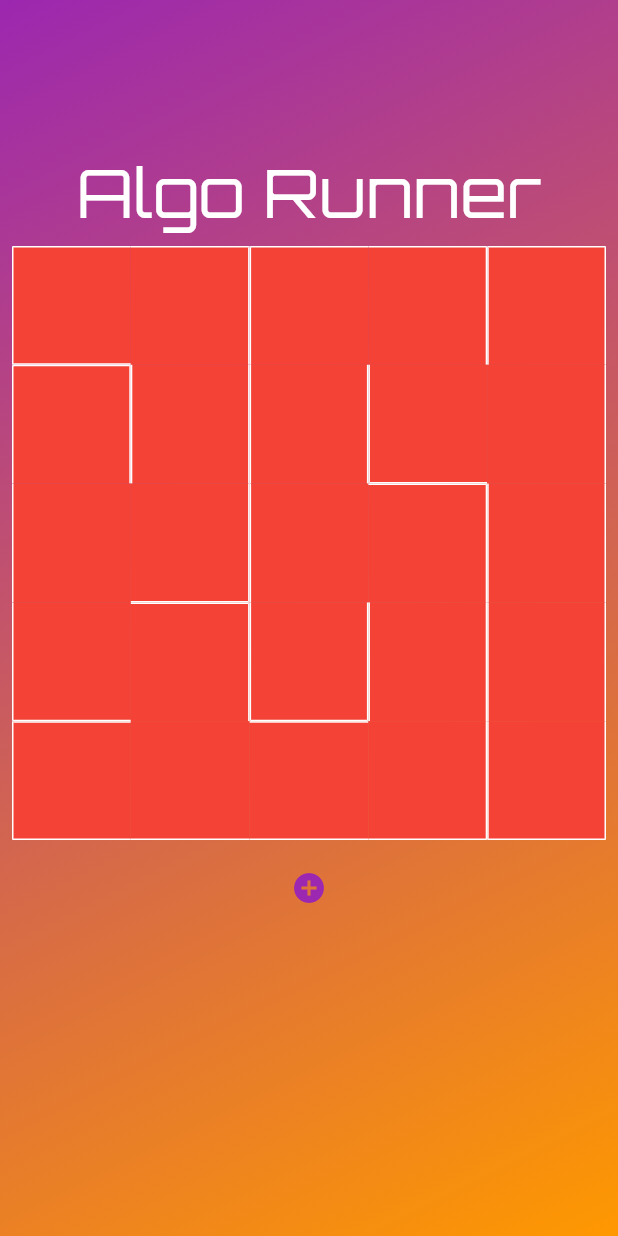
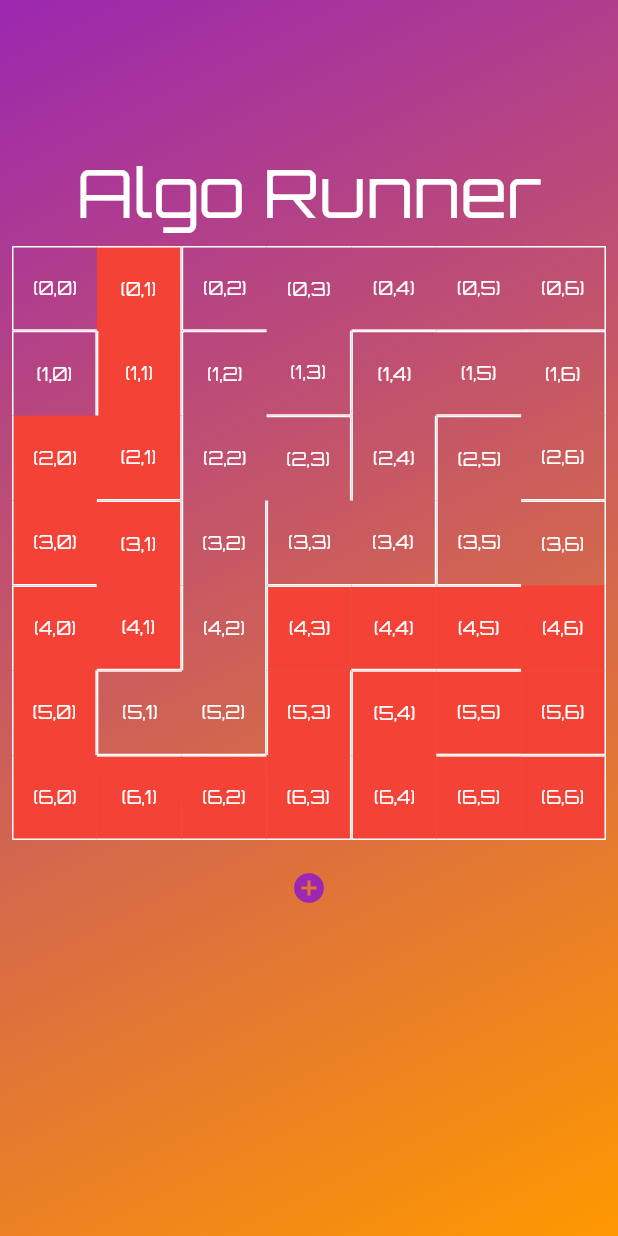
Before and after one commit to WaseekSenju/maze_flutter, a Flutter app: the screen it shows after launch, after a tap on the "add circle" icon, on a phone screen of 412 x 824 dp. Run offline on Flutter 3.47's test engine with Material 2 defaults, Android fonts, the phone set to English and light mode, and no system bars; our stand-ins replace equatable, google_fonts.

Commit message:
dfs bug not fixed

```diff
--- a/lib/maze_painter.dart
+++ b/lib/maze_painter.dart
@@ -138,10 +138,27 @@ class MazePainter {
       }
     }
 
-
     while (cells.last.last.visited != true) {
       Cell current = stack.pop();
       //-------Bottom
+
+      // if (current.bottomWall == true &&
+      //     !cells[current.row + 1][current.col].visited &&
+      //     current.rightWall == true &&
+      //     !cells[current.row][current.col + 1].visited &&
+      //     current.topWall == true &&
+      //     !cells[current.row - 1][current.col].visited &&
+      //     current.leftWall == false &&
+      //     !cells[current.row][current.col - 1].visited) {
+      //   stack.pop();
+      //   dev.log('This is the phada node');
+      //   dev.log(
+      //     '(${current.row},${current.col})',
+      //   );
+      //   dev.log(
+      //     'N:${current.topWall},W:${current.leftWall},S:${current.bottomWall},E:${current.rightWall}',
+      //   );
+      // }
       if (current.bottomWall == false &&
           !cells[current.row + 1][current.col].visited) {
         stack.push(cells[current.row + 1][current.col]);
@@ -170,6 +187,7 @@ class MazePainter {
           !cells[current.row - 1][current.col].visited) {
         stack.push(cells[current.row - 1][current.col]);
         cells[current.row - 1][current.col].visited = true;
+        dev.log('This is the phada node');
         dev.log(
           '(${current.row},${current.col})',
         );
@@ -188,11 +206,16 @@ class MazePainter {
         dev.log(
           'N:${current.topWall},W:${current.leftWall},S:${current.bottomWall},E:${current.rightWall}',
         );
+      } else {
+        stack.pop();
+        dev.log(
+          '(${current.row},${current.col})',
+        );
+        dev.log(
+          'N:${current.topWall},W:${current.leftWall},S:${current.bottomWall},E:${current.rightWall}',
+        );
       }
-
-
     }
-
   }
 
   Cell? _getNext(Cell cell) {
--- a/lib/maze_widget.dart
+++ b/lib/maze_widget.dart
@@ -22,13 +22,13 @@ class Maze extends StatefulWidget {
   Maze({
     required this.player,
     this.checkpoints = const [],
-    this.columns = 5,
+    this.columns = 7,
     this.finish,
     this.height,
     this.loadingWidget,
     this.onCheckpoint,
     this.onFinish,
-    this.rows = 5,
+    this.rows = 7,
     this.wallColor = Colors.black,
     this.wallThickness = 3.0,
     this.width,
@@ -193,15 +193,15 @@ class _MazeState extends State<Maze> {
                             ),
                             height: 1,
                             width: 1,
-                            // child: Center(
-                            //   child: Text(
-                            //     '$index',
-                            //     style: GoogleFonts.orbitron(
-                            //       color: Colors.white,
-                            //       fontSize: 12,
-                            //     ),
-                            //   ),
-                            // ),
+                            child: Center(
+                              child: Text(
+                                '(${cell.row},${cell.col})',
+                                style: GoogleFonts.orbitron(
+                                  color: Colors.white,
+                                  fontSize: 12,
+                                ),
+                              ),
+                            ),
                             // child: const Icon(
                             //   Icons.fiber_manual_record,
                             //   color: Colors.purple,
```
